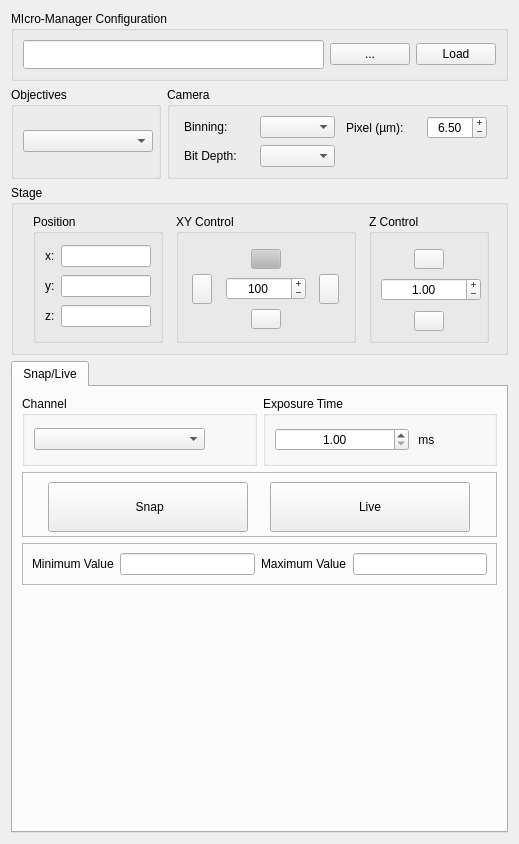
Old version of the form micromanager_gui/_ui/micromanager_gui.ui in the repository pymmcore-plus/napari-micromanager.
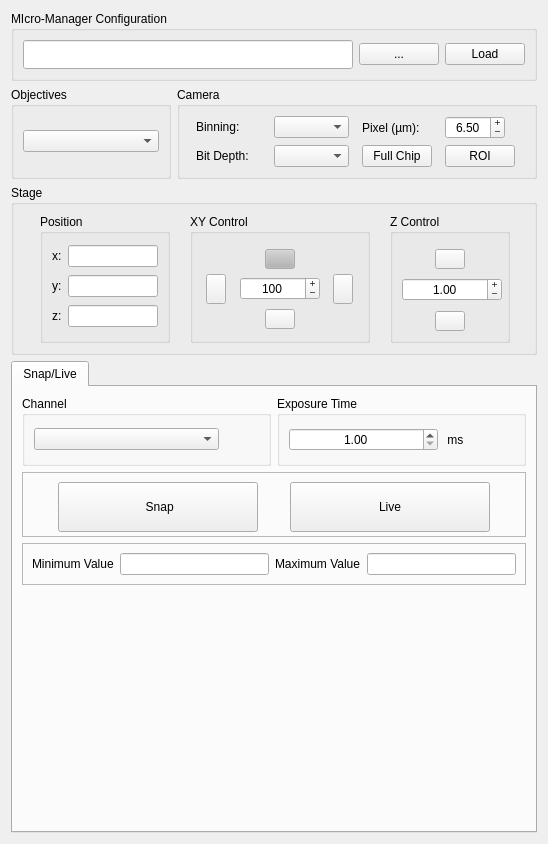
New version of the form.

Commit message: manual cam roi control

```diff
--- a/micromanager_gui/_ui/micromanager_gui.ui
+++ b/micromanager_gui/_ui/micromanager_gui.ui
@@ -6,296 +6,303 @@
    <rect>
     <x>0</x>
     <y>0</y>
-    <width>519</width>
+    <width>544</width>
     <height>844</height>
    </rect>
   </property>
   <layout class="QGridLayout" name="gridLayout_3">
-   <item row="4" column="0" colspan="3">
-    <widget class="QTabWidget" name="tabWidget">
+   <item row="0" column="0" colspan="2">
+    <widget class="QGroupBox" name="groupBox">
+     <property name="maximumSize">
+      <size>
+       <width>16777215</width>
+       <height>70</height>
+      </size>
+     </property>
+     <property name="title">
+      <string>MIcro-Manager Configuration</string>
+     </property>
+     <layout class="QGridLayout" name="gridLayout">
+      <item row="0" column="0">
+       <widget class="QLineEdit" name="cfg_LineEdit">
+        <property name="sizePolicy">
+         <sizepolicy hsizetype="Expanding" vsizetype="Expanding">
+          <horstretch>0</horstretch>
+          <verstretch>0</verstretch>
+         </sizepolicy>
+        </property>
+        <property name="readOnly">
+         <bool>true</bool>
+        </property>
+       </widget>
+      </item>
+      <item row="0" column="1">
+       <widget class="QPushButton" name="browse_cfg_Button">
+        <property name="sizePolicy">
+         <sizepolicy hsizetype="Fixed" vsizetype="Fixed">
+          <horstretch>0</horstretch>
+          <verstretch>0</verstretch>
+         </sizepolicy>
+        </property>
+        <property name="text">
+         <string>...</string>
+        </property>
+       </widget>
+      </item>
+      <item row="0" column="2">
+       <widget class="QPushButton" name="load_cfg_Button">
+        <property name="sizePolicy">
+         <sizepolicy hsizetype="Fixed" vsizetype="Fixed">
+          <horstretch>0</horstretch>
+          <verstretch>0</verstretch>
+         </sizepolicy>
+        </property>
+        <property name="text">
+         <string>Load</string>
+        </property>
+       </widget>
+      </item>
+     </layout>
+    </widget>
+   </item>
+   <item row="1" column="0">
+    <widget class="QGroupBox" name="objective_groupBox">
      <property name="enabled">
       <bool>true</bool>
      </property>
      <property name="minimumSize">
       <size>
-       <width>0</width>
+       <width>160</width>
        <height>0</height>
       </size>
      </property>
-     <property name="currentIndex">
+     <property name="maximumSize">
+      <size>
+       <width>180</width>
+       <height>16777215</height>
+      </size>
+     </property>
+     <property name="title">
+      <string>Objectives</string>
+     </property>
+     <layout class="QGridLayout" name="gridLayout_2">
+      <item row="0" column="0">
+       <widget class="QComboBox" name="objective_comboBox">
+        <property name="enabled">
+         <bool>true</bool>
+        </property>
+        <property name="sizePolicy">
+         <sizepolicy hsizetype="Fixed" vsizetype="Fixed">
+          <horstretch>0</horstretch>
+          <verstretch>0</verstretch>
+         </sizepolicy>
+        </property>
+        <property name="minimumSize">
+         <size>
+          <width>130</width>
+          <height>0</height>
+         </size>
+        </property>
+        <property name="maximumSize">
+         <size>
+          <width>150</width>
+          <height>16777215</height>
+         </size>
+        </property>
+        <property name="toolTipDuration">
       <number>0</number>
      </property>
-     <widget class="QWidget" name="snap_live_tab">
-      <property name="enabled">
-       <bool>true</bool>
-      </property>
-      <attribute name="title">
-       <string>Snap/Live</string>
-      </attribute>
-      <layout class="QGridLayout" name="gridLayout_13">
-       <item row="1" column="0" colspan="2">
-        <widget class="QFrame" name="frame">
-         <property name="maximumSize">
-          <size>
-           <width>16777215</width>
-           <height>65</height>
-          </size>
-         </property>
-         <property name="frameShape">
-          <enum>QFrame::StyledPanel</enum>
-         </property>
-         <property name="frameShadow">
-          <enum>QFrame::Raised</enum>
-         </property>
-         <layout class="QGridLayout" name="gridLayout_10">
-          <item row="0" column="1">
-           <widget class="QPushButton" name="live_Button">
-            <property name="enabled">
-             <bool>true</bool>
-            </property>
-            <property name="minimumSize">
-             <size>
-              <width>200</width>
-              <height>50</height>
-             </size>
-            </property>
-            <property name="maximumSize">
-             <size>
-              <width>200</width>
-              <height>50</height>
-             </size>
-            </property>
-            <property name="text">
-             <string>Live</string>
-            </property>
-           </widget>
-          </item>
-          <item row="0" column="0">
-           <widget class="QPushButton" name="snap_Button">
+       </widget>
+      </item>
+     </layout>
+    </widget>
+   </item>
+   <item row="1" column="1">
+    <widget class="QGroupBox" name="camera_groupBox">
             <property name="enabled">
              <bool>true</bool>
             </property>
             <property name="sizePolicy">
-             <sizepolicy hsizetype="Minimum" vsizetype="Fixed">
+      <sizepolicy hsizetype="Expanding" vsizetype="Preferred">
               <horstretch>0</horstretch>
               <verstretch>0</verstretch>
              </sizepolicy>
             </property>
             <property name="minimumSize">
              <size>
-              <width>200</width>
-              <height>50</height>
-             </size>
-            </property>
-            <property name="maximumSize">
-             <size>
-              <width>200</width>
-              <height>50</height>
-             </size>
-            </property>
-            <property name="text">
-             <string> Snap</string>
-            </property>
-           </widget>
-          </item>
-         </layout>
-        </widget>
-       </item>
-       <item row="0" column="0">
-        <widget class="QGroupBox" name="snap_channel_groupBox">
-         <property name="enabled">
-          <bool>true</bool>
-         </property>
-         <property name="minimumSize">
-          <size>
-           <width>0</width>
-           <height>70</height>
+       <width>360</width>
+       <height>0</height>
           </size>
          </property>
          <property name="maximumSize">
           <size>
            <width>16777215</width>
-           <height>70</height>
+       <height>16777215</height>
           </size>
          </property>
          <property name="title">
-          <string>Channel</string>
-         </property>
-         <layout class="QHBoxLayout" name="horizontalLayout_2">
-          <item>
-           <widget class="QComboBox" name="snap_channel_comboBox">
+      <string>Camera</string>
+     </property>
+     <layout class="QGridLayout" name="gridLayout_6">
+      <item row="1" column="1">
+       <widget class="QComboBox" name="bit_comboBox">
             <property name="enabled">
              <bool>true</bool>
             </property>
+        <property name="sizePolicy">
+         <sizepolicy hsizetype="Expanding" vsizetype="Fixed">
+          <horstretch>0</horstretch>
+          <verstretch>0</verstretch>
+         </sizepolicy>
+        </property>
             <property name="maximumSize">
              <size>
-              <width>16777215</width>
+          <width>75</width>
               <height>16777215</height>
              </size>
             </property>
            </widget>
           </item>
-          <item>
-           <spacer name="horizontalSpacer">
-            <property name="orientation">
-             <enum>Qt::Horizontal</enum>
-            </property>
-            <property name="sizeType">
-             <enum>QSizePolicy::Fixed</enum>
-            </property>
-            <property name="sizeHint" stdset="0">
+      <item row="1" column="2">
+       <widget class="QPushButton" name="full_chip_Button">
+        <property name="minimumSize">
              <size>
-              <width>40</width>
-              <height>20</height>
-             </size>
-            </property>
-           </spacer>
-          </item>
-         </layout>
-        </widget>
-       </item>
-       <item row="2" column="0" colspan="2">
-        <widget class="QFrame" name="frame_2">
+          <width>70</width>
+          <height>0</height>
+         </size>
+        </property>
          <property name="maximumSize">
           <size>
-           <width>16777215</width>
-           <height>50</height>
-          </size>
-         </property>
-         <property name="frameShape">
-          <enum>QFrame::StyledPanel</enum>
-         </property>
-         <property name="frameShadow">
-          <enum>QFrame::Raised</enum>
-         </property>
-         <layout class="QGridLayout" name="gridLayout_11">
-          <item row="0" column="0">
-           <widget class="QLabel" name="label_18">
-            <property name="enabled">
-             <bool>true</bool>
+          <width>70</width>
+          <height>16777215</height>
+         </size>
             </property>
             <property name="text">
-             <string>Minimum Value</string>
-            </property>
-           </widget>
-          </item>
-          <item row="0" column="1">
-           <widget class="QLineEdit" name="min_val_lineEdit">
-            <property name="readOnly">
-             <bool>true</bool>
+         <string>Full Chip</string>
             </property>
            </widget>
           </item>
           <item row="0" column="2">
-           <widget class="QLabel" name="label_19">
+       <widget class="QLabel" name="label">
+        <property name="minimumSize">
+         <size>
+          <width>70</width>
+          <height>0</height>
+         </size>
+        </property>
+        <property name="maximumSize">
+         <size>
+          <width>70</width>
+          <height>16777215</height>
+         </size>
+        </property>
             <property name="text">
-             <string>Maximum Value</string>
+         <string>Pixel (µm):</string>
+        </property>
+       </widget>
+      </item>
+      <item row="0" column="1">
+       <widget class="QComboBox" name="bin_comboBox">
+        <property name="enabled">
+         <bool>true</bool>
+        </property>
+        <property name="sizePolicy">
+         <sizepolicy hsizetype="Expanding" vsizetype="Fixed">
+          <horstretch>0</horstretch>
+          <verstretch>0</verstretch>
+         </sizepolicy>
+        </property>
+        <property name="maximumSize">
+         <size>
+          <width>75</width>
+          <height>16777215</height>
+         </size>
             </property>
            </widget>
           </item>
           <item row="0" column="3">
-           <widget class="QLineEdit" name="max_val_lineEdit">
-            <property name="readOnly">
-             <bool>true</bool>
-            </property>
-           </widget>
-          </item>
-         </layout>
-        </widget>
-       </item>
-       <item row="4" column="0">
-        <spacer name="verticalSpacer">
-         <property name="orientation">
-          <enum>Qt::Vertical</enum>
-         </property>
-         <property name="sizeHint" stdset="0">
-          <size>
-           <width>20</width>
-           <height>40</height>
-          </size>
-         </property>
-        </spacer>
-       </item>
-       <item row="0" column="1">
-        <widget class="QGroupBox" name="exp_groupBox">
-         <property name="enabled">
-          <bool>true</bool>
-         </property>
-         <property name="minimumSize">
-          <size>
-           <width>0</width>
-           <height>70</height>
-          </size>
-         </property>
+       <widget class="QDoubleSpinBox" name="px_size_doubleSpinBox">
          <property name="maximumSize">
           <size>
-           <width>16777215</width>
-           <height>70</height>
-          </size>
-         </property>
-         <property name="title">
-          <string>Exposure Time</string>
-         </property>
-         <layout class="QHBoxLayout" name="horizontalLayout_3">
-          <item>
-           <widget class="QDoubleSpinBox" name="exp_spinBox">
-            <property name="enabled">
-             <bool>true</bool>
+          <width>60</width>
+          <height>16777215</height>
+         </size>
             </property>
             <property name="alignment">
              <set>Qt::AlignCenter</set>
             </property>
+        <property name="buttonSymbols">
+         <enum>QAbstractSpinBox::PlusMinus</enum>
+        </property>
             <property name="minimum">
              <double>1.000000000000000</double>
             </property>
-            <property name="maximum">
-             <double>100000.000000000000000</double>
+        <property name="value">
+         <double>6.500000000000000</double>
             </property>
            </widget>
           </item>
-          <item>
-           <widget class="QLabel" name="label_12">
+      <item row="1" column="0">
+       <widget class="QLabel" name="label_6">
+        <property name="sizePolicy">
+         <sizepolicy hsizetype="Preferred" vsizetype="Fixed">
+          <horstretch>0</horstretch>
+          <verstretch>0</verstretch>
+         </sizepolicy>
+        </property>
+        <property name="maximumSize">
+         <size>
+          <width>65</width>
+          <height>16777215</height>
+         </size>
+        </property>
+        <property name="text">
+         <string>Bit Depth:</string>
+        </property>
+       </widget>
+      </item>
+      <item row="0" column="0">
+       <widget class="QLabel" name="label_22">
+        <property name="sizePolicy">
+         <sizepolicy hsizetype="Preferred" vsizetype="Fixed">
+          <horstretch>0</horstretch>
+          <verstretch>0</verstretch>
+         </sizepolicy>
+        </property>
+        <property name="maximumSize">
+         <size>
+          <width>65</width>
+          <height>16777215</height>
+         </size>
+        </property>
+        <property name="text">
+         <string>Binning:</string>
+        </property>
+       </widget>
+      </item>
+      <item row="1" column="3">
+       <widget class="QPushButton" name="ROI_Button">
             <property name="minimumSize">
              <size>
-              <width>30</width>
+          <width>70</width>
               <height>0</height>
              </size>
             </property>
             <property name="maximumSize">
              <size>
-              <width>30</width>
+          <width>70</width>
               <height>16777215</height>
              </size>
             </property>
             <property name="text">
-             <string> ms</string>
+         <string>ROI</string>
             </property>
            </widget>
           </item>
-          <item>
-           <spacer name="horizontalSpacer_2">
-            <property name="orientation">
-             <enum>Qt::Horizontal</enum>
-            </property>
-            <property name="sizeType">
-             <enum>QSizePolicy::Fixed</enum>
-            </property>
-            <property name="sizeHint" stdset="0">
-             <size>
-              <width>40</width>
-              <height>20</height>
-             </size>
-            </property>
-           </spacer>
-          </item>
          </layout>
         </widget>
        </item>
-      </layout>
-     </widget>
-    </widget>
-   </item>
-   <item row="3" column="0" colspan="3">
+   <item row="2" column="0" colspan="2">
     <widget class="QGroupBox" name="stage_groupBox">
      <property name="enabled">
       <bool>true</bool>
@@ -727,257 +734,288 @@
      </layout>
     </widget>
    </item>
-   <item row="1" column="0" rowspan="2">
-    <widget class="QGroupBox" name="objective_groupBox">
+   <item row="3" column="0" colspan="2">
+    <widget class="QTabWidget" name="tabWidget">
      <property name="enabled">
       <bool>true</bool>
      </property>
      <property name="minimumSize">
       <size>
-       <width>130</width>
+       <width>0</width>
        <height>0</height>
       </size>
      </property>
-     <property name="maximumSize">
-      <size>
-       <width>150</width>
-       <height>16777215</height>
-      </size>
-     </property>
-     <property name="title">
-      <string>Objectives</string>
-     </property>
-     <layout class="QGridLayout" name="gridLayout_2">
-      <item row="0" column="0">
-       <widget class="QComboBox" name="objective_comboBox">
-        <property name="enabled">
-         <bool>true</bool>
-        </property>
-        <property name="sizePolicy">
-         <sizepolicy hsizetype="Fixed" vsizetype="Fixed">
-          <horstretch>0</horstretch>
-          <verstretch>0</verstretch>
-         </sizepolicy>
-        </property>
-        <property name="minimumSize">
-         <size>
-          <width>130</width>
-          <height>0</height>
-         </size>
-        </property>
-        <property name="maximumSize">
-         <size>
-          <width>150</width>
-          <height>16777215</height>
-         </size>
-        </property>
-        <property name="toolTipDuration">
+     <property name="currentIndex">
          <number>0</number>
         </property>
-       </widget>
-      </item>
-     </layout>
-    </widget>
-   </item>
-   <item row="1" column="1" rowspan="2" colspan="2">
-    <widget class="QGroupBox" name="camera_groupBox">
+     <widget class="QWidget" name="snap_live_tab">
+      <property name="enabled">
+       <bool>true</bool>
+      </property>
+      <attribute name="title">
+       <string>Snap/Live</string>
+      </attribute>
+      <layout class="QGridLayout" name="gridLayout_13">
+       <item row="1" column="0" colspan="2">
+        <widget class="QFrame" name="frame">
+         <property name="maximumSize">
+          <size>
+           <width>16777215</width>
+           <height>65</height>
+          </size>
+         </property>
+         <property name="frameShape">
+          <enum>QFrame::StyledPanel</enum>
+         </property>
+         <property name="frameShadow">
+          <enum>QFrame::Raised</enum>
+         </property>
+         <layout class="QGridLayout" name="gridLayout_10">
+          <item row="0" column="1">
+           <widget class="QPushButton" name="live_Button">
+            <property name="enabled">
+             <bool>true</bool>
+            </property>
+            <property name="minimumSize">
+             <size>
+              <width>200</width>
+              <height>50</height>
+             </size>
+            </property>
+            <property name="maximumSize">
+             <size>
+              <width>200</width>
+              <height>50</height>
+             </size>
+            </property>
+            <property name="text">
+             <string>Live</string>
+            </property>
+           </widget>
+          </item>
+          <item row="0" column="0">
+           <widget class="QPushButton" name="snap_Button">
      <property name="enabled">
       <bool>true</bool>
      </property>
      <property name="sizePolicy">
-      <sizepolicy hsizetype="Expanding" vsizetype="Preferred">
+             <sizepolicy hsizetype="Minimum" vsizetype="Fixed">
        <horstretch>0</horstretch>
        <verstretch>0</verstretch>
       </sizepolicy>
+            </property>
+            <property name="minimumSize">
+             <size>
+              <width>200</width>
+              <height>50</height>
+             </size>
+            </property>
+            <property name="maximumSize">
+             <size>
+              <width>200</width>
+              <height>50</height>
+             </size>
+            </property>
+            <property name="text">
+             <string> Snap</string>
+            </property>
+           </widget>
+          </item>
+         </layout>
+        </widget>
+       </item>
+       <item row="0" column="0">
+        <widget class="QGroupBox" name="snap_channel_groupBox">
+         <property name="enabled">
+          <bool>true</bool>
      </property>
      <property name="minimumSize">
       <size>
        <width>0</width>
-       <height>0</height>
+           <height>70</height>
       </size>
      </property>
      <property name="maximumSize">
       <size>
        <width>16777215</width>
-       <height>16777215</height>
+           <height>70</height>
       </size>
      </property>
      <property name="title">
-      <string>Camera</string>
-     </property>
-     <layout class="QGridLayout" name="gridLayout_6">
+          <string>Channel</string>
+         </property>
+         <layout class="QHBoxLayout" name="horizontalLayout_2">
+          <item>
+           <widget class="QComboBox" name="snap_channel_comboBox">
+            <property name="enabled">
+             <bool>true</bool>
+            </property>
+            <property name="maximumSize">
+             <size>
+              <width>16777215</width>
+              <height>16777215</height>
+             </size>
+            </property>
+           </widget>
+          </item>
+          <item>
+           <spacer name="horizontalSpacer">
+            <property name="orientation">
+             <enum>Qt::Horizontal</enum>
+            </property>
+            <property name="sizeType">
+             <enum>QSizePolicy::Fixed</enum>
+            </property>
+            <property name="sizeHint" stdset="0">
+             <size>
+              <width>40</width>
+              <height>20</height>
+             </size>
+            </property>
+           </spacer>
+          </item>
+         </layout>
+        </widget>
+       </item>
+       <item row="2" column="0" colspan="2">
+        <widget class="QFrame" name="frame_2">
+         <property name="maximumSize">
+          <size>
+           <width>16777215</width>
+           <height>50</height>
+          </size>
+         </property>
+         <property name="frameShape">
+          <enum>QFrame::StyledPanel</enum>
+         </property>
+         <property name="frameShadow">
+          <enum>QFrame::Raised</enum>
+         </property>
+         <layout class="QGridLayout" name="gridLayout_11">
       <item row="0" column="0">
-       <widget class="QLabel" name="label_22">
-        <property name="sizePolicy">
-         <sizepolicy hsizetype="Preferred" vsizetype="Fixed">
-          <horstretch>0</horstretch>
-          <verstretch>0</verstretch>
-         </sizepolicy>
-        </property>
-        <property name="maximumSize">
-         <size>
-          <width>65</width>
-          <height>16777215</height>
-         </size>
+           <widget class="QLabel" name="label_18">
+            <property name="enabled">
+             <bool>true</bool>
         </property>
         <property name="text">
-         <string>Binning:</string>
+             <string>Minimum Value</string>
         </property>
        </widget>
       </item>
       <item row="0" column="1">
-       <widget class="QComboBox" name="bin_comboBox">
-        <property name="enabled">
+           <widget class="QLineEdit" name="min_val_lineEdit">
+            <property name="readOnly">
          <bool>true</bool>
         </property>
-        <property name="sizePolicy">
-         <sizepolicy hsizetype="Expanding" vsizetype="Fixed">
-          <horstretch>0</horstretch>
-          <verstretch>0</verstretch>
-         </sizepolicy>
-        </property>
-        <property name="maximumSize">
-         <size>
-          <width>75</width>
-          <height>16777215</height>
-         </size>
-        </property>
        </widget>
       </item>
       <item row="0" column="2">
-       <widget class="QLabel" name="label">
-        <property name="minimumSize">
-         <size>
-          <width>70</width>
-          <height>0</height>
-         </size>
-        </property>
-        <property name="maximumSize">
-         <size>
-          <width>70</width>
-          <height>16777215</height>
-         </size>
-        </property>
+           <widget class="QLabel" name="label_19">
         <property name="text">
-         <string>Pixel (µm):</string>
-        </property>
-       </widget>
-      </item>
-      <item row="1" column="1">
-       <widget class="QComboBox" name="bit_comboBox">
-        <property name="enabled">
-         <bool>true</bool>
-        </property>
-        <property name="sizePolicy">
-         <sizepolicy hsizetype="Expanding" vsizetype="Fixed">
-          <horstretch>0</horstretch>
-          <verstretch>0</verstretch>
-         </sizepolicy>
-        </property>
-        <property name="maximumSize">
-         <size>
-          <width>75</width>
-          <height>16777215</height>
-         </size>
-        </property>
-       </widget>
-      </item>
-      <item row="1" column="0">
-       <widget class="QLabel" name="label_6">
-        <property name="sizePolicy">
-         <sizepolicy hsizetype="Preferred" vsizetype="Fixed">
-          <horstretch>0</horstretch>
-          <verstretch>0</verstretch>
-         </sizepolicy>
-        </property>
-        <property name="maximumSize">
-         <size>
-          <width>65</width>
-          <height>16777215</height>
-         </size>
-        </property>
-        <property name="text">
-         <string>Bit Depth:</string>
+             <string>Maximum Value</string>
         </property>
        </widget>
       </item>
       <item row="0" column="3">
-       <widget class="QDoubleSpinBox" name="px_size_doubleSpinBox">
+           <widget class="QLineEdit" name="max_val_lineEdit">
+            <property name="readOnly">
+             <bool>true</bool>
+            </property>
+           </widget>
+          </item>
+         </layout>
+        </widget>
+       </item>
+       <item row="4" column="0">
+        <spacer name="verticalSpacer">
+         <property name="orientation">
+          <enum>Qt::Vertical</enum>
+         </property>
+         <property name="sizeHint" stdset="0">
+          <size>
+           <width>20</width>
+           <height>40</height>
+          </size>
+         </property>
+        </spacer>
+       </item>
+       <item row="0" column="1">
+        <widget class="QGroupBox" name="exp_groupBox">
+         <property name="enabled">
+          <bool>true</bool>
+         </property>
+         <property name="minimumSize">
+          <size>
+           <width>0</width>
+           <height>70</height>
+          </size>
+         </property>
         <property name="maximumSize">
          <size>
-          <width>60</width>
-          <height>16777215</height>
-         </size>
+           <width>16777215</width>
+           <height>70</height>
+          </size>
+         </property>
+         <property name="title">
+          <string>Exposure Time</string>
+         </property>
+         <layout class="QHBoxLayout" name="horizontalLayout_3">
+          <item>
+           <widget class="QDoubleSpinBox" name="exp_spinBox">
+            <property name="enabled">
+             <bool>true</bool>
         </property>
         <property name="alignment">
          <set>Qt::AlignCenter</set>
         </property>
-        <property name="buttonSymbols">
-         <enum>QAbstractSpinBox::PlusMinus</enum>
-        </property>
         <property name="minimum">
          <double>1.000000000000000</double>
         </property>
-        <property name="value">
-         <double>6.500000000000000</double>
+            <property name="maximum">
+             <double>100000.000000000000000</double>
         </property>
        </widget>
       </item>
-     </layout>
-    </widget>
-   </item>
-   <item row="0" column="0" colspan="3">
-    <widget class="QGroupBox" name="groupBox">
+          <item>
+           <widget class="QLabel" name="label_12">
+            <property name="minimumSize">
+             <size>
+              <width>30</width>
+              <height>0</height>
+             </size>
+            </property>
      <property name="maximumSize">
       <size>
-       <width>16777215</width>
-       <height>70</height>
-      </size>
-     </property>
-     <property name="title">
-      <string>MIcro-Manager Configuration</string>
-     </property>
-     <layout class="QGridLayout" name="gridLayout">
-      <item row="0" column="0">
-       <widget class="QLineEdit" name="cfg_LineEdit">
-        <property name="sizePolicy">
-         <sizepolicy hsizetype="Expanding" vsizetype="Expanding">
-          <horstretch>0</horstretch>
-          <verstretch>0</verstretch>
-         </sizepolicy>
-        </property>
-        <property name="readOnly">
-         <bool>true</bool>
-        </property>
-       </widget>
-      </item>
-      <item row="0" column="1">
-       <widget class="QPushButton" name="browse_cfg_Button">
-        <property name="sizePolicy">
-         <sizepolicy hsizetype="Fixed" vsizetype="Fixed">
-          <horstretch>0</horstretch>
-          <verstretch>0</verstretch>
-         </sizepolicy>
-        </property>
+              <width>30</width>
+              <height>16777215</height>
+             </size>
+            </property>
         <property name="text">
-         <string>...</string>
+             <string> ms</string>
         </property>
        </widget>
       </item>
-      <item row="0" column="2">
-       <widget class="QPushButton" name="load_cfg_Button">
-        <property name="sizePolicy">
-         <sizepolicy hsizetype="Fixed" vsizetype="Fixed">
-          <horstretch>0</horstretch>
-          <verstretch>0</verstretch>
-         </sizepolicy>
-        </property>
-        <property name="text">
-         <string>Load</string>
-        </property>
+          <item>
+           <spacer name="horizontalSpacer_2">
+            <property name="orientation">
+             <enum>Qt::Horizontal</enum>
+            </property>
+            <property name="sizeType">
+             <enum>QSizePolicy::Fixed</enum>
+            </property>
+            <property name="sizeHint" stdset="0">
+             <size>
+              <width>40</width>
+              <height>20</height>
+             </size>
+            </property>
+           </spacer>
+          </item>
+         </layout>
        </widget>
       </item>
      </layout>
+     </widget>
     </widget>
    </item>
   </layout>
```
Lines whose indentation alone changed are shown as unchanged. The commit also changes 1 other file.
